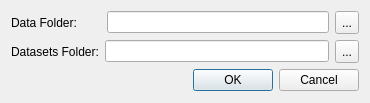
First picture: the form in modules/PorosityAnalyser/dataFolderDialog.ui, repository 3dct/open_iA, before the edit.
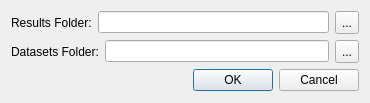
Second picture: the form after the edit.

Commit message: PorosityAnaylzer histogram peak detection fix (long long)

Diff of the .ui file:
```diff
--- a/modules/PorosityAnalyser/dataFolderDialog.ui
+++ b/modules/PorosityAnalyser/dataFolderDialog.ui
@@ -19,7 +19,7 @@
      <item>
       <widget class="QLabel" name="label">
        <property name="text">
-        <string>Data Folder:       </string>
+        <string>Results Folder:</string>
        </property>
       </widget>
      </item>
```
The commit also changes 1 other file.
